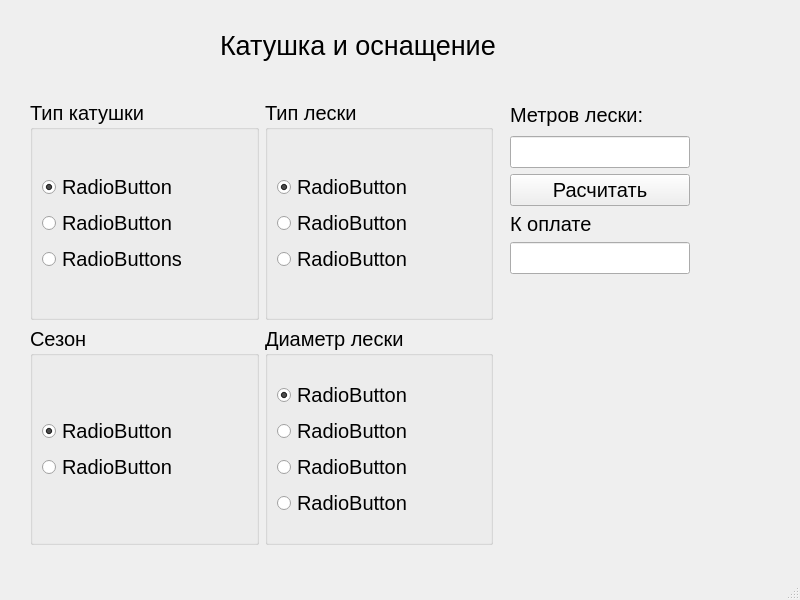
Above: mainwindow.ui from KorolevIvanMi/Qt_labs before the change. Below: the same form after it.
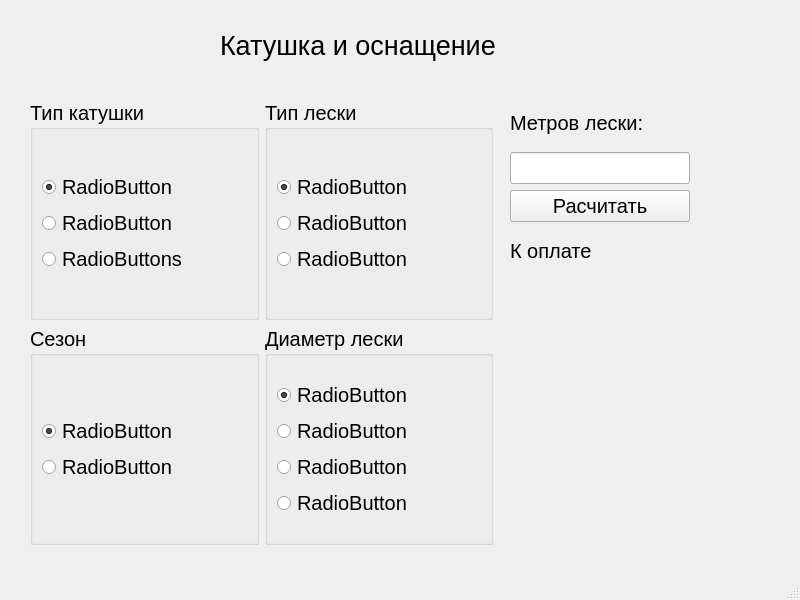
That is the form after the change.

The edit to the form file:
```diff
--- a/mainwindow.ui
+++ b/mainwindow.ui
@@ -341,18 +341,6 @@
          </property>
         </widget>
        </item>
-       <item>
-        <widget class="QLineEdit" name="resultTxt">
-         <property name="font">
-          <font>
-           <pointsize>15</pointsize>
-          </font>
-         </property>
-         <property name="readOnly">
-          <bool>true</bool>
-         </property>
-        </widget>
-       </item>
       </layout>
      </item>
     </layout>
```
Left out of the diff: 18 changed lines with no effect on the pictures.
